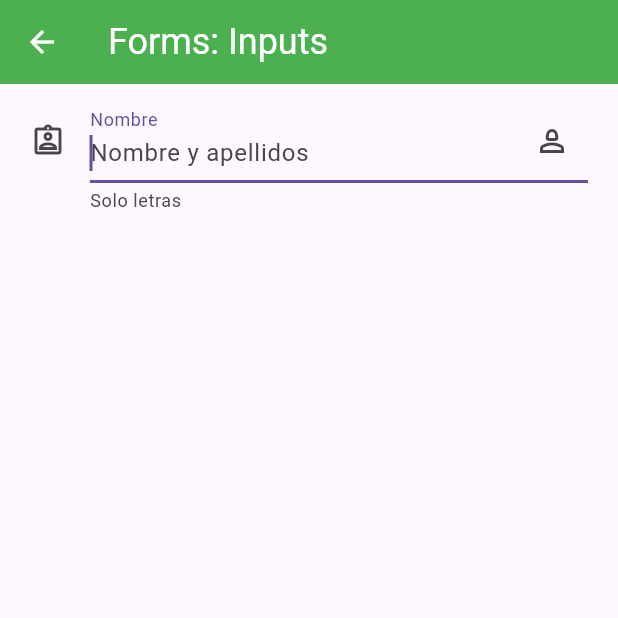
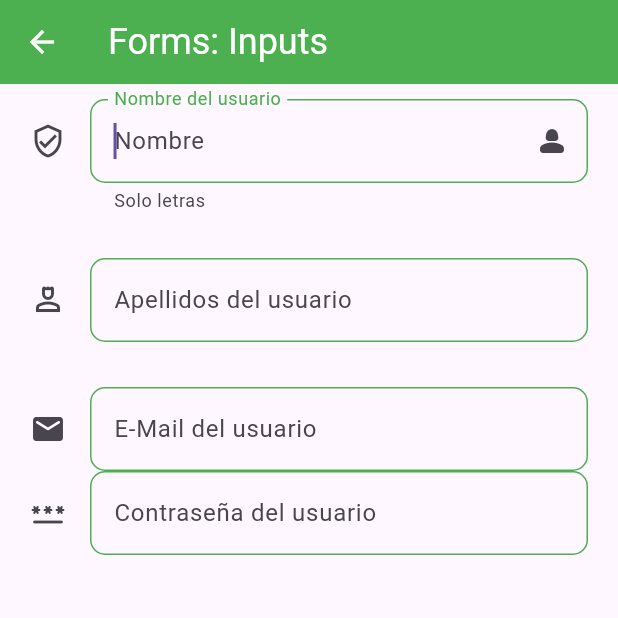
Before and after one commit to Javier-GitHU/fl_components, a Flutter app: the InputsScreen screen opened by its route, on a phone screen of 412 x 824 dp, the top half of it. Run offline on Flutter 3.47's test engine with Material 3 defaults, Android fonts, the phone set to English and light mode, and no system bars.

Commit message:
Mas campos

```diff
--- a/lib/srceens/inputs_screen.dart
+++ b/lib/srceens/inputs_screen.dart
@@ -1,3 +1,4 @@
+import 'package:fl_components/widgets/custom_text_form_field.dart';
 import 'package:flutter/material.dart';
 
 class InputsScreen extends StatelessWidget {
@@ -10,37 +11,38 @@ class InputsScreen extends StatelessWidget {
       appBar: AppBar(
         title: const Text('Forms: Inputs'),
       ),
-      body: SingleChildScrollView(
-      padding: const EdgeInsets.symmetric(horizontal: 20, vertical: 10),
+      body: const SingleChildScrollView(
+      padding: EdgeInsets.symmetric(horizontal: 20, vertical: 10),
       child: Column(
         children: [
-          TextFormField(
-            autofocus: true, //Al entrar a la pagina el primer elemento del formulario hara que salga el teclado
-            textCapitalization: TextCapitalization.words,//Primera letra de cada palabra la hace mayuscula
-            onChanged: (value){
-              print('value: $value');
-            },
-            validator: (value){
-              if ( value!.length < 3){
-                return 'Minimo 3 caracteres';
-              }
-            },
-            autovalidateMode: AutovalidateMode.onUserInteraction,
-            decoration: InputDecoration(
-              hintText: 'Nombre y apellidos',
-              labelText: 'Nombre',
-              helperText: 'Solo letras',
-              //prefixIcon: Icon(Icons.verified_user_outlined),
-              icon: Icon(Icons.assignment_ind_outlined),
-              suffixIcon: Icon(Icons.person_2_outlined),
-              /*border: OutlineInputBorder(
-                borderRadius: BorderRadius.only(
-                  bottomLeft: Radius.circular(10),
-                  topRight: Radius.circular(20)
-                )
-              )
-              */
-            )
+          CustomTextFormField(
+            hintText: 'Nombre',
+            labelText: 'Nombre del usuario',
+            helperText: 'Solo letras',
+            icon: Icons.verified_user_outlined,
+            suffixIcon: Icons.person_2_rounded,
+            obscureText: false,
+          ),
+          SizedBox(height: 30,),
+          CustomTextFormField(
+            hintText: 'Apellidos',
+            labelText: 'Apellidos del usuario',
+            icon: Icons.person_4_outlined,
+            obscureText: false,
+          ),
+             SizedBox(height: 30,),
+          CustomTextFormField(
+            hintText: 'E-mail',
+            labelText: 'E-Mail del usuario',
+            icon: Icons.email_rounded,
+            obscureText: false,
+            keyboardType: TextInputType.emailAddress,//Sale el arroba en el teclado principal,
+          ),
+          CustomTextFormField(
+            hintText: 'Contraseña',
+            labelText: 'Contraseña del usuario',
+            icon: Icons.password_rounded,
+            obscureText: true,
           ),
         ],
       ),
--- a/lib/theme/app_theme.dart
+++ b/lib/theme/app_theme.dart
@@ -29,5 +29,21 @@ class AppTheme {
           elevation: 5,
         ),
       ),
+      //InputDecoration
+      inputDecorationTheme: InputDecorationTheme(
+        floatingLabelStyle: const TextStyle(color: primary),
+        enabledBorder: OutlineInputBorder(
+          borderSide: const BorderSide(color:primary),
+          borderRadius: BorderRadius.circular(10)
+        ),
+        focusedBorder: OutlineInputBorder(
+          borderSide: const BorderSide(color:primary),
+          borderRadius: BorderRadius.circular(10)
+        ),
+        border: OutlineInputBorder(
+          borderSide: const BorderSide(color:primary),
+          borderRadius: BorderRadius.circular(10)
+        )
+        )
     );
 }
--- /dev/null
+++ b/lib/widgets/custom_text_form_field.dart
@@ -0,0 +1,48 @@
+import 'package:flutter/material.dart';
+
+class CustomTextFormField extends StatelessWidget {
+  final String? hintText;
+  final String? labelText;
+  final String? helperText;
+  final IconData? icon;
+  final IconData? suffixIcon;
+  final TextInputType? keyboardType;
+  final bool obscureText;
+  const CustomTextFormField({super.key, this.hintText, this.labelText, this.helperText, this.icon, this.suffixIcon, this.keyboardType, required this.obscureText});
+
+
+  @override
+  Widget build(BuildContext context) {
+   return TextFormField(
+          autofocus: true, //Al entrar a la pagina el primer elemento del formulario hara que salga el teclado
+          textCapitalization: TextCapitalization.words,//Primera letra de cada palabra la hace mayuscula
+          keyboardType: keyboardType,
+          obscureText: obscureText,
+          onChanged: (value){
+            print('value: $value');
+          },
+          validator: (value){
+            if ( value!.length < 3){
+              return 'Minimo 3 caracteres';
+            }
+          },
+          autovalidateMode: AutovalidateMode.onUserInteraction,
+          decoration:  InputDecoration(
+            hintText: hintText,
+            labelText: labelText,
+            helperText: helperText,
+            //prefixIcon: Icon(Icons.verified_user_outlined),
+            icon: Icon(icon),
+            suffixIcon: Icon(suffixIcon),
+            /*border: OutlineInputBorder(
+              borderRadius: BorderRadius.only(
+                bottomLeft: Radius.circular(10),
+                topRight: Radius.circular(20)
+              )
+            )
+            */
+          )
+        );
+  }
+
+  }
--- a/lib/widgets/widgets.dart
+++ b/lib/widgets/widgets.dart
@@ -2,3 +2,4 @@ export 'package:fl_components/theme/app_theme.dart';
 export 'package:fl_components/widgets/custom_card_tipo_1.dart';
 export 'package:fl_components/widgets/custom_card_tipo_2.dart';
 export 'package:fl_components/widgets/monsterhunter_card.dart';
+export 'package:fl_components/widgets/custom_text_form_field.dart';
```
